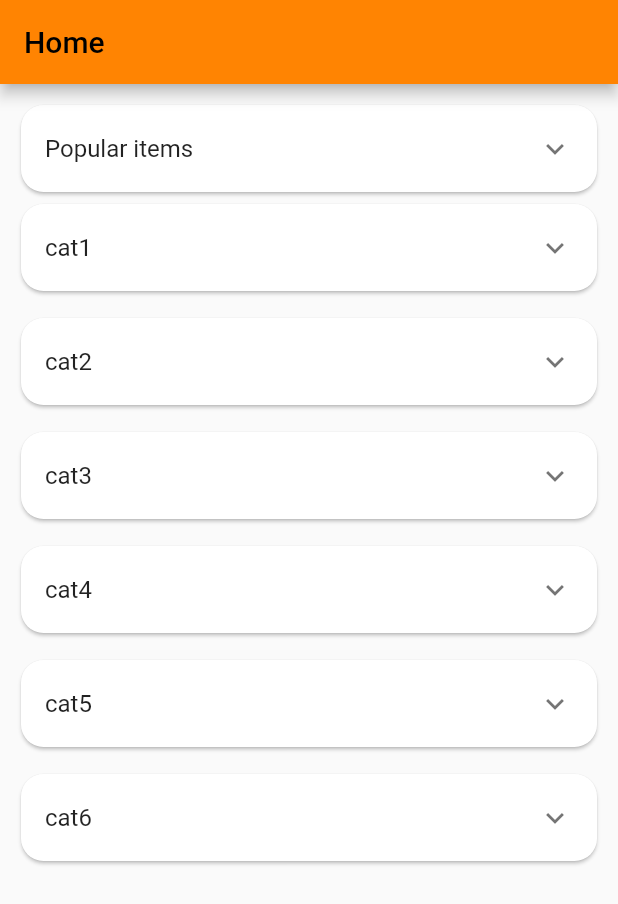
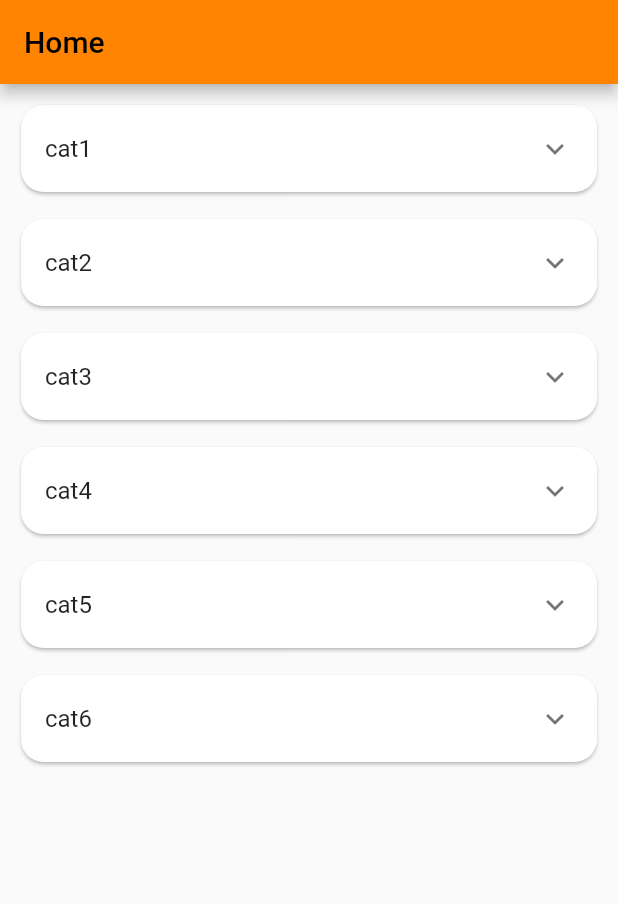
Before and after one commit to kashyapnayan/tutorbin-assignment, a Flutter app: the screen it shows after launch, on a phone screen of 412 x 824 dp. Shown: the top 904 px of the screen. Run offline on Flutter 3.47's test engine with Material 2 defaults, Android fonts, the phone set to English and light mode, and no system bars; our stand-ins replace fluttertoast, hexcolor.

Commit message:
popular items listing fix

```diff
--- a/lib/view/home_screen.dart
+++ b/lib/view/home_screen.dart
@@ -70,15 +70,18 @@ class _HomeScreenState extends State<HomeScreen> {
   List<Widget> listCategories() {
     List<Widget> addCategories = [];
 
-    addCategories.add(Consumer<CartProvider>(builder: (_, cartModel, child){
-      return Card(
-        shape: RoundedRectangleBorder(borderRadius: BorderRadius.circular(15)),
-        child: ExpansionTile(
-          title: const Text('Popular items'),
-          textColor: Const.appPrimaryColor,
-          children: listPopularItemsData(cartProvider.popularItems),
-        ),
-      );
+    addCategories.add(Consumer<CartProvider>(builder: (_, cartModel, child) {
+      return (cartModel.popularItems.isNotEmpty)
+          ? Card(
+              shape: RoundedRectangleBorder(
+                  borderRadius: BorderRadius.circular(15)),
+              child: ExpansionTile(
+                title: const Text('Popular items'),
+                textColor: Const.appPrimaryColor,
+                children: listPopularItemsData(cartProvider.popularItems),
+              ),
+            )
+          : const SizedBox.shrink();
     }));
 
     fetchedData!.forEach((category, data) {
```
